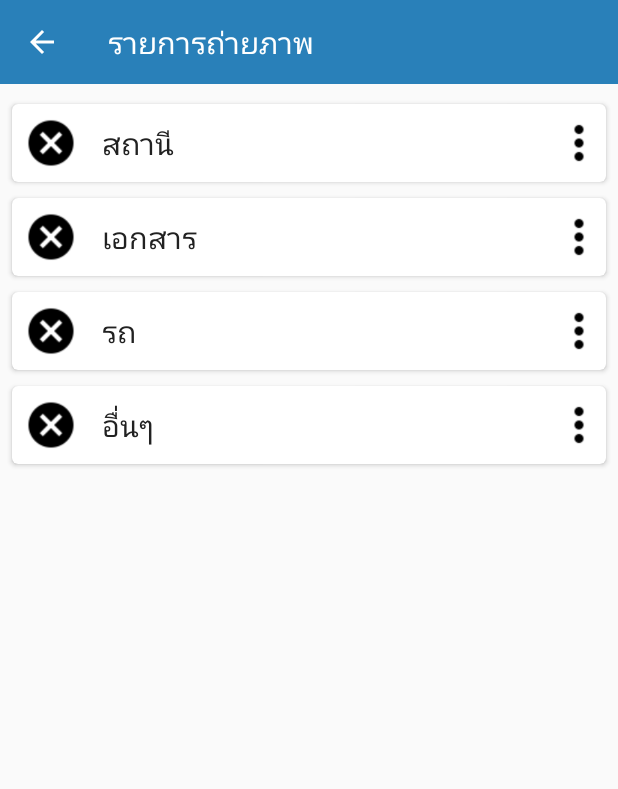
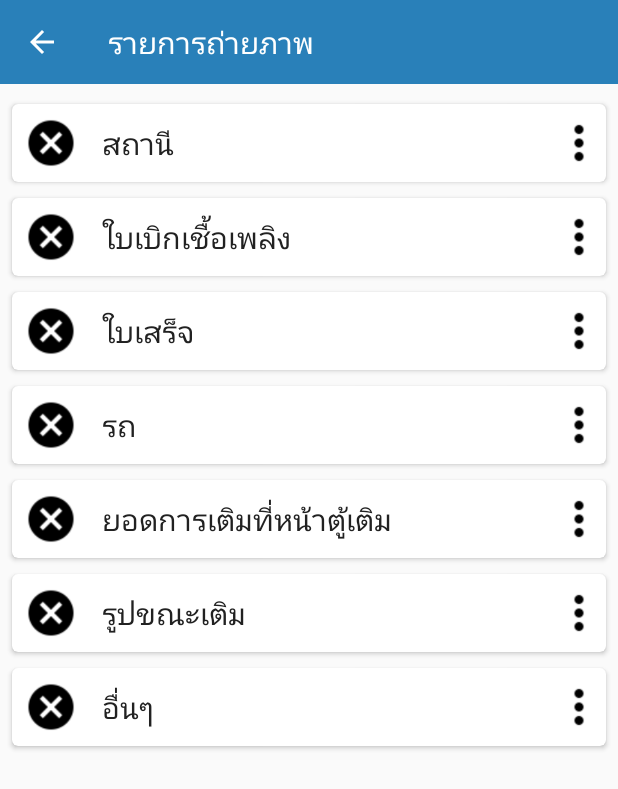
Before and after one commit to ekarincodizm/OilAndGasRequest, an Android app: the ImgList screen opened directly, with no data from a screen before it, on a phone screen of 412 x 824 dp. Shown: the top 789 px of the screen. Run offline under Robolectric (Android 15) with nearby library versions, the phone set to English and light mode, and no system bars.

Commit message:
Update 1.1

```diff
--- a/app/build.gradle
+++ b/app/build.gradle
@@ -9,7 +9,7 @@ android {
         minSdkVersion 17
         targetSdkVersion 22
         versionCode 1
-        versionName "0.1"
+        versionName "1.1"
     }
     buildTypes {
         release {
--- a/app/src/main/java/mibh/mis/oilandgasrequest/Database/IMG_OILANDGAS.java
+++ b/app/src/main/java/mibh/mis/oilandgasrequest/Database/IMG_OILANDGAS.java
@@ -17,9 +17,13 @@ public class IMG_OILANDGAS {
     public static final String IMG_FUEL = "FUEL";
 
     public static final String IMG_LOCATION = "20";
-    public static final String IMG_DOC = "21";
-    public static final String IMG_CAR = "22";
-    public static final String IMG_OTHER = "23";
+    public static final String IMG_DOC_FUEL = "21";
+    public static final String IMG_DOC_RECEIPT = "22";
+    public static final String IMG_CAR = "23";
+    /*public static final String IMG_CAR_LICENSE = "24";*/
+    public static final String IMG_PRICE = "24";
+    public static final String IMG_FUELING = "25";
+    public static final String IMG_OTHER = "26";
 
     public static final String ACTIVE = "ACTIVE";
     public static final String INACTIVE = "INACTIVE";
@@ -31,11 +35,23 @@ public class IMG_OILANDGAS {
         if (img_type.equalsIgnoreCase(this.IMG_LOCATION)) {
             Dname = "สถานี";
         }
-        if (img_type.equalsIgnoreCase(this.IMG_DOC)) {
-            Dname = "เอกสาร";
+        if (img_type.equalsIgnoreCase(this.IMG_DOC_FUEL)) {
+            Dname = "ใบเบิกเชื้อเพลิง";
+        }
+        if (img_type.equalsIgnoreCase(this.IMG_DOC_RECEIPT)) {
+            Dname = "ใบเสร็จ";
         }
         if (img_type.equalsIgnoreCase(this.IMG_CAR)) {
             Dname = "รถ";
+        }
+        /*if (img_type.equalsIgnoreCase(this.IMG_CAR_LICENSE)) {
+            Dname = "ป้ายทะเบียน";
+        }*/
+        if (img_type.equalsIgnoreCase(this.IMG_PRICE)) {
+            Dname = "ยอดการเติมที่หน้าตู้เติม";
+        }
+        if (img_type.equalsIgnoreCase(this.IMG_FUELING)) {
+            Dname = "รูปขณะเติม";
         }
         if (img_type.equalsIgnoreCase(this.IMG_OTHER)) {
             Dname = "อื่นๆ";
--- a/app/src/main/res/layout/login.xml
+++ b/app/src/main/res/layout/login.xml
@@ -11,7 +11,7 @@
     android:paddingRight="@dimen/activity_horizontal_margin"
     android:paddingTop="@dimen/activity_vertical_margin"
     tools:context="mibh.mis.tms.Login"
-    android:background="@color/powder_blue">
+    android:background="#AEE4F7">
 
     <!-- Login progress -->
 
@@ -24,7 +24,7 @@
         android:layout_centerHorizontal="true"
         android:layout_gravity="center_horizontal"
         android:adjustViewBounds="true"
-        android:src="@drawable/icon3"
+        android:src="@drawable/ico1"
         android:layout_marginBottom="16dp" />
 
     <LinearLayout
--- a/app/src/main/res/layout/register.xml
+++ b/app/src/main/res/layout/register.xml
@@ -133,7 +133,7 @@
                 <TextView
                     android:layout_width="wrap_content"
                     android:layout_height="wrap_content"
-                    android:text="เบอร์โทรศัพ"
+                    android:text="เบอร์โทรศัพท์"
                     android:id="@+id/textView8"
                     android:layout_marginRight="8dp" />
 
--- a/app/src/main/res/values/strings.xml
+++ b/app/src/main/res/values/strings.xml
@@ -6,8 +6,12 @@
 
     <string-array name="img_list">
         <item>สถานี</item>
-        <item>เอกสาร</item>
+        <item>ใบเบิกเชื้อเพลิง</item>
+        <item>ใบเสร็จ</item>
         <item>รถ</item>
+        <!--<item>ป้ายทะเบียน</item>-->
+        <item>ยอดการเติมที่หน้าตู้เติม</item>
+        <item>รูปขณะเติม</item>
         <item>อื่นๆ</item>
     </string-array>
 </resources>
```
Also changed, not shown: app/src/main/java/mibh/mis/oilandgasrequest/AllService/CallWebService.java (+4 -3 lines), app/src/main/java/mibh/mis/oilandgasrequest/AllService/Version.java (+18 -8 lines), app/src/main/java/mibh/mis/oilandgasrequest/Login.java (+30 -26 lines), app/src/main/java/mibh/mis/oilandgasrequest/MainActivity.java (+46 -2 lines), app/src/main/ic_launcher-web.png, app/src/main/res/mipmap-hdpi/ic_launcher.png, app/src/main/res/mipmap-mdpi/ic_launcher.png, app/src/main/res/mipmap-xhdpi/ic_launcher.png, app/src/main/res/mipmap-xxhdpi/ic_launcher.png, app/src/main/res/mipmap-xxxhdpi/ic_launcher.png.
